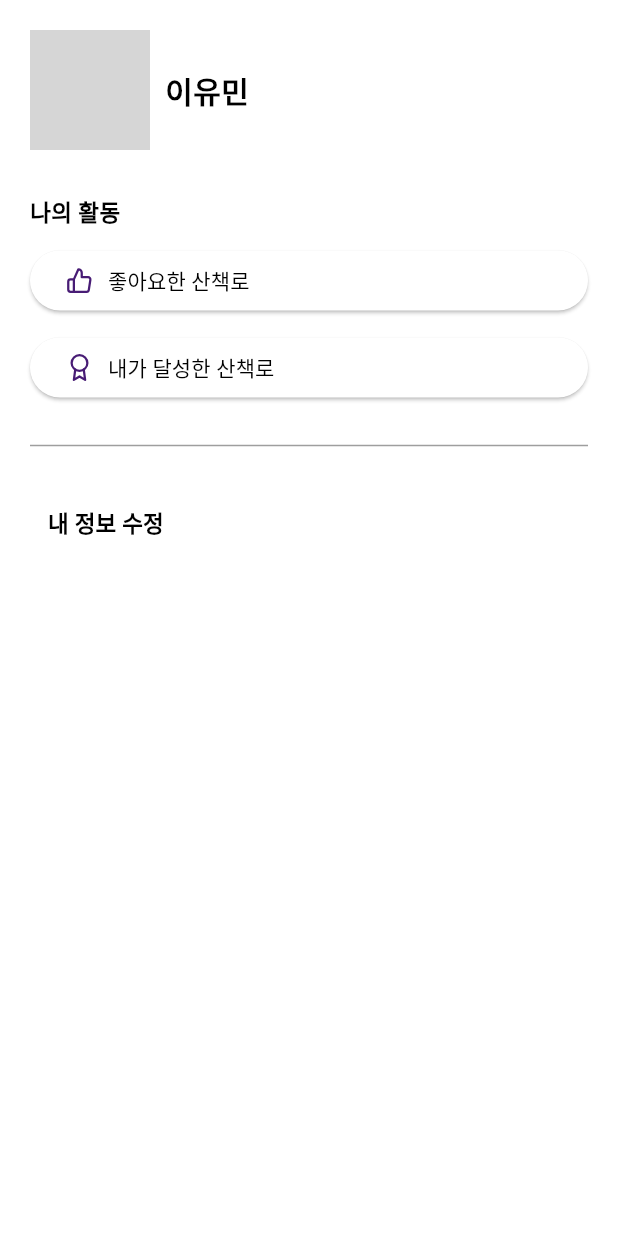
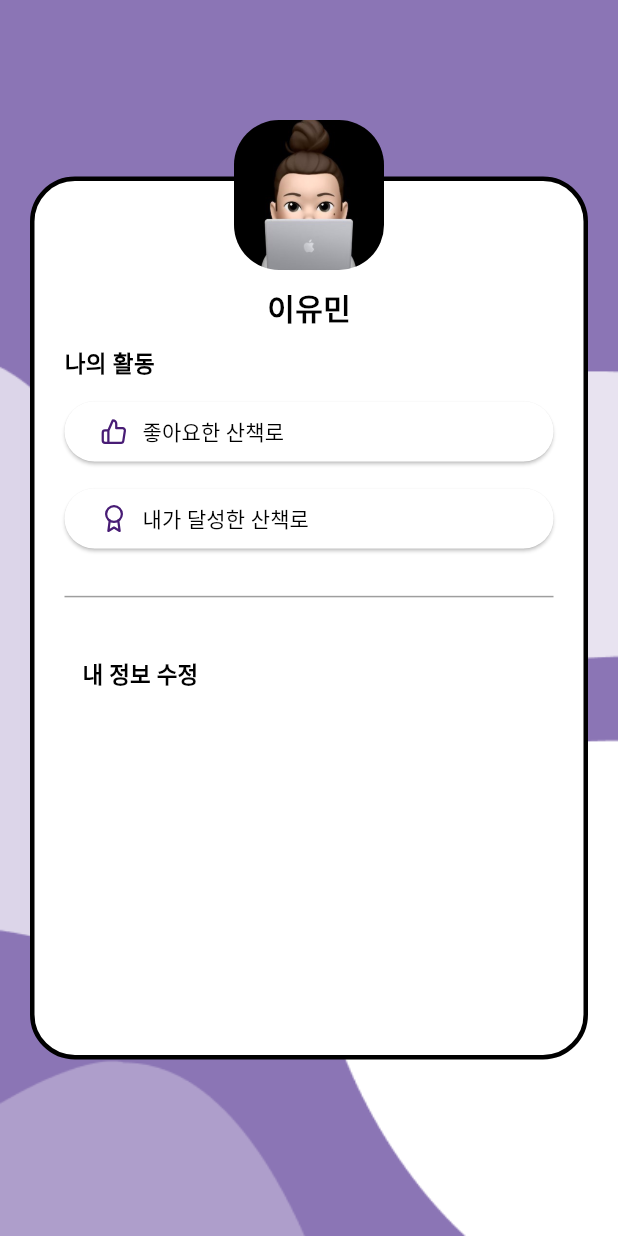
Before and after one commit to MALO-voice-kiosk-service/frontend, a Flutter app: the ProfileMainPage screen opened directly, on a phone screen of 412 x 824 dp. Run offline on Flutter 3.47's test engine with Material 3 defaults, Android fonts, the phone set to English and light mode, and no system bars; our stand-ins replace flutter_feather_icons, get, image_picker; missing offline and left inert: dart:ffi, flutter_naver_map; network calls fail; Roboto replaces fonts that are missing (NanumSquareNeo); grey boxes are pictures that could not be loaded.

Commit message:
s_mypage_ui

```diff
--- a/lib/screens/loading.dart
+++ b/lib/screens/loading.dart
@@ -1,7 +1,6 @@
 import 'dart:async';
 import 'package:flutter/material.dart';
 import 'package:get/get.dart';
-import 'package:sparcs_2024_frontend/screens/main.dart';
 import 'login_signup/login.dart';
 
 
@@ -27,7 +26,7 @@ class _LoadingPageState extends State<LoadingPage>{
             width: MediaQuery.of(context).size.width,
             height: MediaQuery.of(context).size.height,
             child: Image.asset(
-              'lib/assets/back_img.png',
+              'lib/assets/images/back_img.png',
               fit: BoxFit.fill,
             ),
           ),
@@ -54,7 +53,7 @@ class _LoadingPageState extends State<LoadingPage>{
                     padding: const EdgeInsets.only(left: 50),
                     alignment: Alignment.topLeft,
                     child: Image.asset(
-                      'lib/assets/loading_logo.png',
+                      'lib/assets/images/loading_logo.png',
                     ),
                   ),
                 ],
--- a/lib/screens/mypage/mypage_view.dart
+++ b/lib/screens/mypage/mypage_view.dart
@@ -1,3 +1,4 @@
+import 'package:flutter/cupertino.dart';
 import 'package:flutter/material.dart';
 import 'package:flutter_feather_icons/flutter_feather_icons.dart';
 import 'package:get/get.dart';
@@ -16,37 +17,32 @@ class ProfileMainPageState extends State<ProfileMainPage> {
   Widget build(BuildContext context) {
 
     return Scaffold(
-        backgroundColor: Colors.white,
-        body: SingleChildScrollView(
-          padding: const EdgeInsets.all(20),
+        body: Stack(
+          children: [
+            Container(
+              height: MediaQuery.of(context).size.height,
+              width: MediaQuery.of(context).size.width,
+              child: Image.asset(
+                  'lib/assets/images/back_img.png',
+                fit: BoxFit.fill,
+              ),
+            ),
+            Container(
+              height: MediaQuery.of(context).size.height*(5/7),
+              margin: EdgeInsets.only(top: MediaQuery.of(context).size.height*(1/7), left: 20, right: 20),
+              decoration: BoxDecoration(
+                color: Colors.white,
+                borderRadius: BorderRadius.all(Radius.circular(30)),
+                border: Border.all(
+                  color: Colors.black,
+                  width: 3,
+                ),
+              ),
+              child: SingleChildScrollView(
+                padding: const EdgeInsets.only(top: 80, left: 20, right: 20, bottom: 20),
                 child: Column(
                   crossAxisAlignment: CrossAxisAlignment.start,
                   children: [
-              Row(
-                children: [
-                  Container(
-                    height: 80,
-                    width: 80,
-                    decoration: const BoxDecoration(
-                      shape: BoxShape.circle,
-                    ),
-                    clipBehavior: Clip.antiAlias,
-                    child: Image.asset(
-                        'lib/assets/profileImg.jpg',
-                      fit: BoxFit.cover,
-                    ),
-                  ),
-                  const SizedBox(width: 10,),
-                  Text(
-                    '이유민',
-                    style: TextStyle(
-                      fontSize: 20,
-                      color: Colors.black,
-                      fontWeight: FontWeight.bold,
-                    ),
-                  )
-                ],
-              ),
                     const SizedBox(height: 30,),
                     const Text(
                       '나의 활동',
@@ -125,6 +121,40 @@ class ProfileMainPageState extends State<ProfileMainPage> {
                     ),
                   ],
                 ),
+              ),
+            ),
+            Container(
+              alignment: Alignment.center,
+              child: Column(
+                crossAxisAlignment: CrossAxisAlignment.center,
+                children: [
+                  SizedBox(height: 80,),
+                  Container(
+                    height: 100,
+                    width: 100,
+                    decoration: const BoxDecoration(
+                      shape: BoxShape.rectangle,
+                      borderRadius: BorderRadius.all(Radius.circular(30)),
+                    ),
+                    clipBehavior: Clip.antiAlias,
+                    child: Image.asset(
+                      'lib/assets/images/profileImg.jpg',
+                      fit: BoxFit.cover,
+                    ),
+                  ),
+                  const SizedBox(height: 10,),
+                  Text(
+                    '이유민',
+                    style: TextStyle(
+                      fontSize: 20,
+                      color: Colors.black,
+                      fontWeight: FontWeight.bold,
+                    ),
+                  ),
+                ],
+              ),
+            ),
+          ],
         )
     );
   }
--- a/pubspec.yaml
+++ b/pubspec.yaml
@@ -66,7 +66,7 @@ flutter:
 
   # To add assets to your application, add an assets section, like this:
   assets:
-    - lib/assets/
+    - lib/assets/images/
 
   # An image asset can refer to one or more resolution-specific "variants", see
   # https://flutter.dev/assets-and-images/#resolution-aware
```
Also changed, not shown: lib/screens/community/comm_view.dart (+38 -2 lines), lib/assets/images/letter.png (added). Lines whose indentation alone changed are shown as unchanged.
